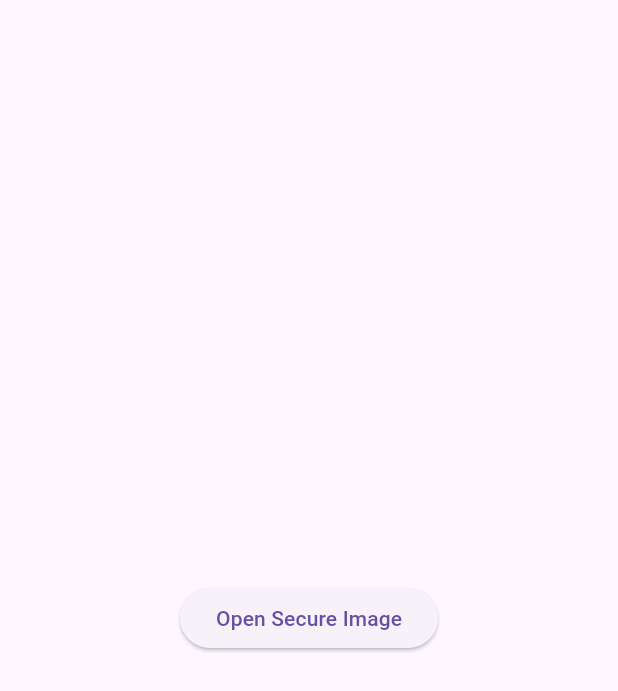
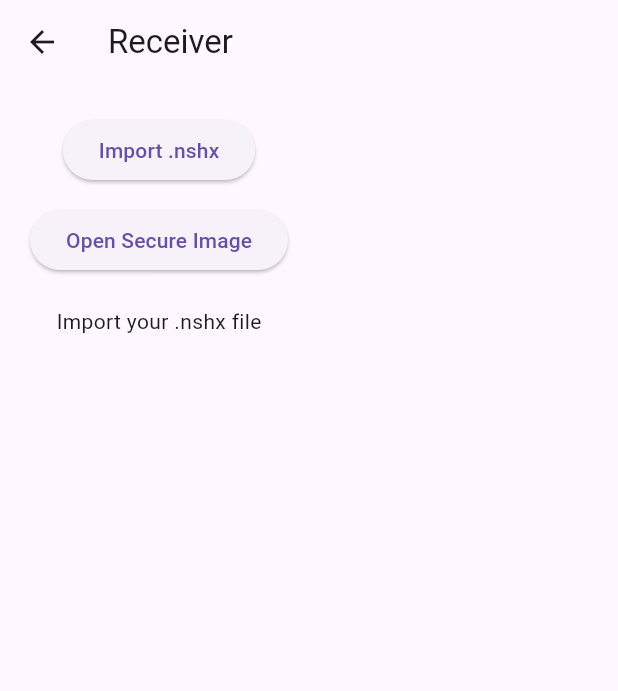
Before and after one commit to kyashwanth-dev/noshare, a Flutter app: the Receiver screen opened directly, on a phone screen of 412 x 824 dp. Shown: the top 691 px of the screen. Run offline on Flutter 3.47's test engine with Material 3 defaults, Android fonts, the light colour scheme and no system bars; our stand-ins replace file_picker, image_picker; missing offline and left inert: encrypt.

Commit message:
sender and receiver updated

```diff
--- a/lib/receiver.dart
+++ b/lib/receiver.dart
@@ -1,14 +1,62 @@
+import 'dart:io';
 import 'package:flutter/material.dart';
+import 'package:file_picker/file_picker.dart';
+import 'package:archive/archive.dart';
 import 'drm_bridge.dart';
 
-class Receiver extends StatelessWidget {
+class Receiver extends StatefulWidget {
   @override
-  Widget build(BuildContext c) {
+  _ReceiverState createState() => _ReceiverState();
+}
+
+class _ReceiverState extends State<Receiver> {
+  String status = "Import your .nshx file";
+
+  Future<void> importNshx() async {
+    final result = await FilePicker.platform.pickFiles(
+      type: FileType.custom,
+      allowedExtensions: ['nshx'],
+    );
+
+    if (result == null) return;
+
+    final picked = File(result.files.first.path!);
+    final bytes = picked.readAsBytesSync();
+
+    final archive = ZipDecoder().decodeBytes(bytes);
+
+    final dir = Directory("/data/data/com.example.drm_image_demo/files");
+
+    for (final file in archive) {
+      final out = File("${dir.path}/${file.name}");
+      await out.writeAsBytes(file.content as List<int>);
+    }
+
+    setState(() {
+      status = "File imported securely.\nTap 'Open Secure Image'";
+    });
+  }
+
+  @override
+  Widget build(BuildContext context) {
     return Scaffold(
-      body: Center(
-        child: ElevatedButton(
-          child: Text("Open Secure Image"),
-          onPressed: () => DrmBridge.open(),
+      appBar: AppBar(title: Text("Receiver")),
+      body: Padding(
+        padding: EdgeInsets.all(20),
+        child: Column(
+          children: [
+            ElevatedButton(
+              child: Text("Import .nshx"),
+              onPressed: importNshx,
+            ),
+            SizedBox(height: 12),
+            ElevatedButton(
+              child: Text("Open Secure Image"),
+              onPressed: DrmBridge.open,
+            ),
+            SizedBox(height: 20),
+            Text(status),
+          ],
         ),
       ),
     );
--- a/pubspec.yaml
+++ b/pubspec.yaml
@@ -33,6 +33,8 @@ dependencies:
   image_picker: ^1.2.1
   path_provider: ^2.1.5
   encrypt: ^5.0.3
+  archive: ^4.0.7
+  file_picker: ^10.3.10
   # The following adds the Cupertino Icons font to your application.
   # Use with the CupertinoIcons class for iOS style icons.
   cupertino_icons: ^1.0.8
```
Also changed, not shown: lib/sender.dart (+21 -12 lines), pubspec.lock, 1 other file.
